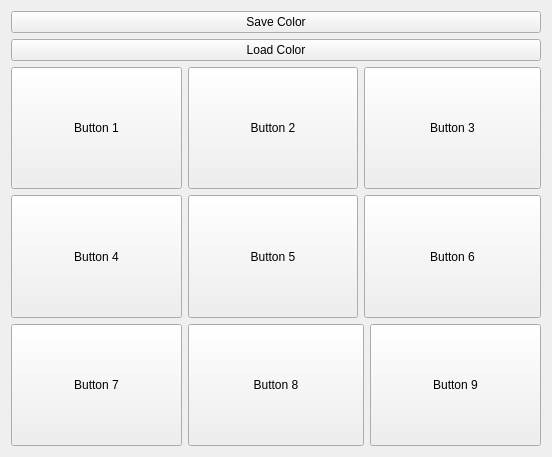
First picture: the form in widget.ui, repository NikNator10/QT-Testing, before the edit.
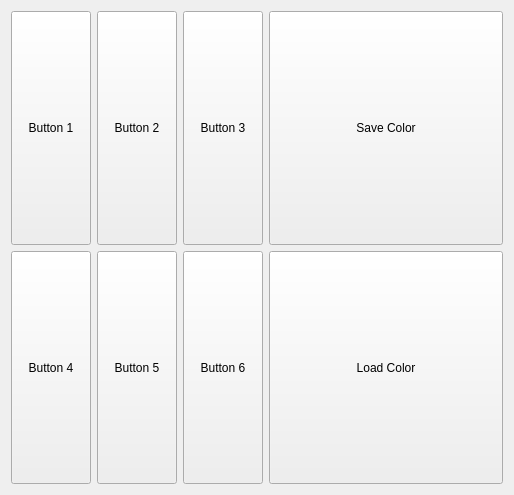
Second picture: the form after the edit.

Commit message: Wiederholung: Farben mit QSettings speichern, QColorDialog; Genutzt: QApplication, QWidget, Qt, QColorDialog, QColor, QSettings, Qt Designer

```diff
--- a/widget.ui
+++ b/widget.ui
@@ -6,86 +6,20 @@
    <rect>
     <x>0</x>
     <y>0</y>
-    <width>552</width>
-    <height>457</height>
+    <width>514</width>
+    <height>495</height>
    </rect>
   </property>
   <property name="windowTitle">
    <string>Form</string>
   </property>
-  <layout class="QVBoxLayout" name="verticalLayout">
-   <item>
-    <widget class="QPushButton" name="save_color_button">
-     <property name="text">
-      <string>Save Color</string>
-     </property>
-    </widget>
-   </item>
-   <item>
-    <widget class="QPushButton" name="load_color_button">
-     <property name="text">
-      <string>Load Color</string>
-     </property>
-    </widget>
-   </item>
+  <layout class="QHBoxLayout" name="horizontalLayout">
    <item>
     <layout class="QGridLayout" name="gridLayout">
-     <item row="1" column="0">
-      <widget class="QPushButton" name="button_2">
-       <property name="sizePolicy">
-        <sizepolicy hsizetype="Expanding" vsizetype="Expanding">
-         <horstretch>0</horstretch>
-         <verstretch>0</verstretch>
-        </sizepolicy>
-       </property>
-       <property name="text">
-        <string>Button 4</string>
-       </property>
-      </widget>
-     </item>
-     <item row="2" column="0">
-      <widget class="QPushButton" name="button_7">
-       <property name="sizePolicy">
-        <sizepolicy hsizetype="Expanding" vsizetype="Expanding">
-         <horstretch>0</horstretch>
-         <verstretch>0</verstretch>
-        </sizepolicy>
-       </property>
-       <property name="text">
-        <string>Button 7</string>
-       </property>
-      </widget>
-     </item>
-     <item row="0" column="1">
-      <widget class="QPushButton" name="button_3">
-       <property name="sizePolicy">
-        <sizepolicy hsizetype="Expanding" vsizetype="Expanding">
-         <horstretch>0</horstretch>
-         <verstretch>0</verstretch>
-        </sizepolicy>
-       </property>
-       <property name="text">
-        <string>Button 2</string>
-       </property>
-      </widget>
-     </item>
-     <item row="1" column="1">
-      <widget class="QPushButton" name="button_4">
-       <property name="sizePolicy">
-        <sizepolicy hsizetype="Expanding" vsizetype="Expanding">
-         <horstretch>0</horstretch>
-         <verstretch>0</verstretch>
-        </sizepolicy>
-       </property>
-       <property name="text">
-        <string>Button 5</string>
-       </property>
-      </widget>
-     </item>
      <item row="0" column="0">
       <widget class="QPushButton" name="button_1">
        <property name="sizePolicy">
-        <sizepolicy hsizetype="Expanding" vsizetype="Expanding">
+        <sizepolicy hsizetype="Minimum" vsizetype="Expanding">
          <horstretch>0</horstretch>
          <verstretch>0</verstretch>
         </sizepolicy>
@@ -95,10 +29,23 @@
        </property>
       </widget>
      </item>
-     <item row="0" column="2" colspan="2">
-      <widget class="QPushButton" name="button_5">
+     <item row="0" column="1">
+      <widget class="QPushButton" name="button_2">
        <property name="sizePolicy">
-        <sizepolicy hsizetype="Expanding" vsizetype="Expanding">
+        <sizepolicy hsizetype="Minimum" vsizetype="Expanding">
+         <horstretch>0</horstretch>
+         <verstretch>0</verstretch>
+        </sizepolicy>
+       </property>
+       <property name="text">
+        <string>Button 2</string>
+       </property>
+      </widget>
+     </item>
+     <item row="0" column="2">
+      <widget class="QPushButton" name="button_3">
+       <property name="sizePolicy">
+        <sizepolicy hsizetype="Minimum" vsizetype="Expanding">
          <horstretch>0</horstretch>
          <verstretch>0</verstretch>
         </sizepolicy>
@@ -108,23 +55,36 @@
        </property>
       </widget>
      </item>
-     <item row="2" column="3">
-      <widget class="QPushButton" name="button_9">
+     <item row="1" column="0">
+      <widget class="QPushButton" name="button_4">
        <property name="sizePolicy">
-        <sizepolicy hsizetype="Expanding" vsizetype="Expanding">
+        <sizepolicy hsizetype="Minimum" vsizetype="Expanding">
          <horstretch>0</horstretch>
          <verstretch>0</verstretch>
         </sizepolicy>
        </property>
        <property name="text">
-        <string>Button 9</string>
+        <string>Button 4</string>
        </property>
       </widget>
      </item>
-     <item row="1" column="2" colspan="2">
+     <item row="1" column="1">
+      <widget class="QPushButton" name="button_5">
+       <property name="sizePolicy">
+        <sizepolicy hsizetype="Minimum" vsizetype="Expanding">
+         <horstretch>0</horstretch>
+         <verstretch>0</verstretch>
+        </sizepolicy>
+       </property>
+       <property name="text">
+        <string>Button 5</string>
+       </property>
+      </widget>
+     </item>
+     <item row="1" column="2">
       <widget class="QPushButton" name="button_6">
        <property name="sizePolicy">
-        <sizepolicy hsizetype="Expanding" vsizetype="Expanding">
+        <sizepolicy hsizetype="Minimum" vsizetype="Expanding">
          <horstretch>0</horstretch>
          <verstretch>0</verstretch>
         </sizepolicy>
@@ -134,8 +94,12 @@
        </property>
       </widget>
      </item>
-     <item row="2" column="1" colspan="2">
-      <widget class="QPushButton" name="button_8">
+    </layout>
+   </item>
+   <item>
+    <layout class="QVBoxLayout" name="verticalLayout">
+     <item>
+      <widget class="QPushButton" name="save_color_button">
        <property name="sizePolicy">
         <sizepolicy hsizetype="Expanding" vsizetype="Expanding">
          <horstretch>0</horstretch>
@@ -143,7 +107,20 @@
         </sizepolicy>
        </property>
        <property name="text">
-        <string>Button 8</string>
+        <string>Save Color</string>
+       </property>
+      </widget>
+     </item>
+     <item>
+      <widget class="QPushButton" name="load_color_button">
+       <property name="sizePolicy">
+        <sizepolicy hsizetype="Expanding" vsizetype="Expanding">
+         <horstretch>0</horstretch>
+         <verstretch>0</verstretch>
+        </sizepolicy>
+       </property>
+       <property name="text">
+        <string>Load Color</string>
        </property>
       </widget>
      </item>
```
The commit also changes 2 other files.
